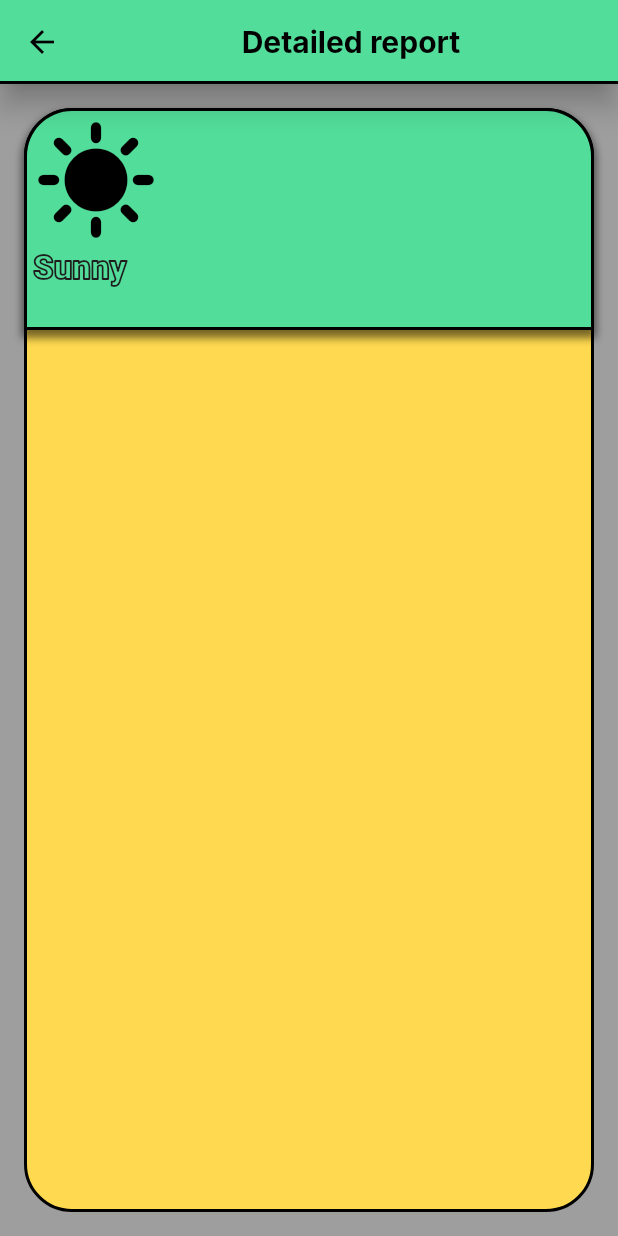
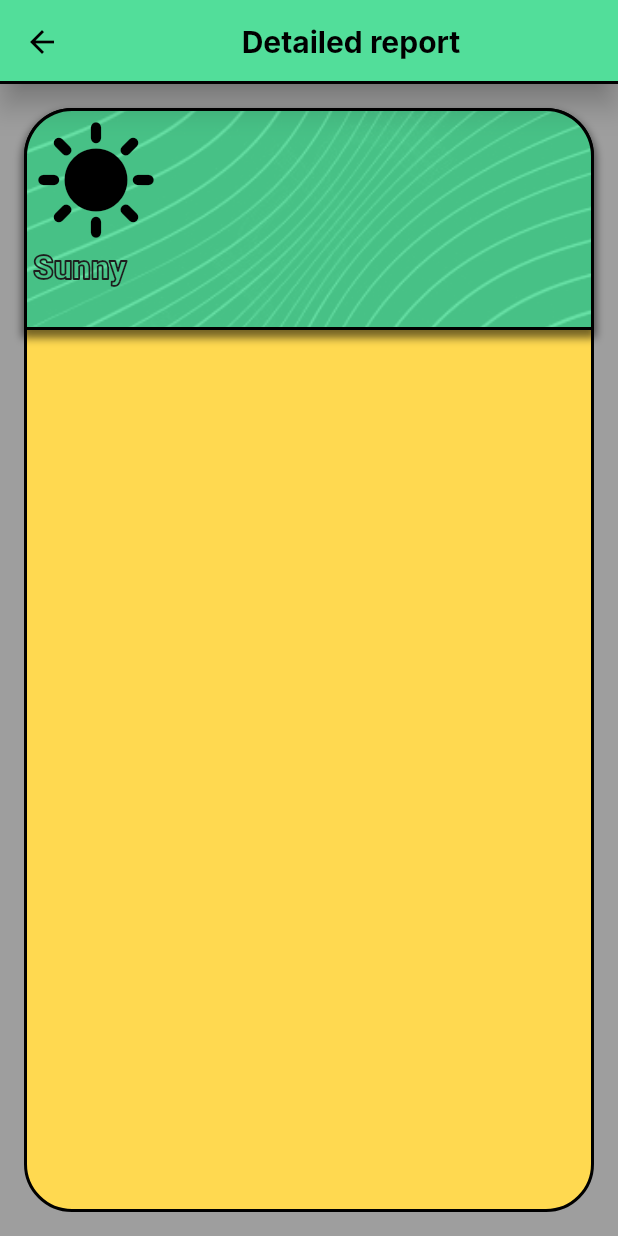
Before and after one commit to vladcto/cartoon-weather, a Flutter app: the screen it shows after launch, after a tap on "21/18 C", on a phone screen of 412 x 824 dp. Run offline on Flutter 3.47's test engine with Material 2 defaults, Android fonts, the phone set to English and light mode, and no system bars; missing offline and left inert: charts_painter; Roboto replaces fonts that are missing (Inter).

Commit message:
Добавил темы для изображений.

```diff
--- a/cartoon_weather/lib/detail_page.dart
+++ b/cartoon_weather/lib/detail_page.dart
@@ -1,3 +1,4 @@
+import 'package:cartoon_weather/theme_images.dart';
 import 'package:flutter/material.dart';
 
 class DetailPage extends StatelessWidget {
@@ -5,7 +6,9 @@ class DetailPage extends StatelessWidget {
 
   @override
   Widget build(BuildContext context) {
+    ThemeImages themeImages = Theme.of(context).extension<ThemeImages>()!;
     var curTheme = Theme.of(context);
+
     return Scaffold(
       appBar: AppBar(
         title: const Center(
@@ -57,6 +60,7 @@ class DetailPage extends StatelessWidget {
                       width: double.infinity,
                       decoration: BoxDecoration(
                         color: curTheme.colorScheme.primary,
+                        image: themeImages.backgroundPrimaryImage,
                         borderRadius: const BorderRadius.vertical(
                           top: Radius.circular(32),
                         ),
--- a/cartoon_weather/lib/main.dart
+++ b/cartoon_weather/lib/main.dart
@@ -2,6 +2,7 @@ import 'package:cartoon_weather/bottom_bar.dart';
 import 'package:cartoon_weather/detail_page.dart';
 import 'package:cartoon_weather/main_page_separator.dart';
 import 'package:cartoon_weather/small_weather_card.dart';
+import 'package:cartoon_weather/theme_images.dart';
 import 'package:flutter/material.dart';
 import 'main_weather_card.dart';
 import 'package:charts_painter/chart.dart';
@@ -38,8 +39,11 @@ class HomePage extends StatelessWidget {
             ..strokeWidth = 1.3
             ..strokeJoin = StrokeJoin.round
             ..color = Color.fromARGB(255, 30, 30, 30),
-        )),
-  );
+        ),
+      ),
+      extensions: const [
+        ThemeImages.basic,
+      ]);
 
   static const List<Widget> smallBroadcastsTest = [
     SmallWeatherCard("12 Sep", "21/17 C"),
@@ -53,6 +57,7 @@ class HomePage extends StatelessWidget {
 
   @override
   Widget build(BuildContext context) {
+    ThemeImages themeImages = Theme.of(context).extension<ThemeImages>()!;
     return Scaffold(
       appBar: AppBar(
         title: const Center(
@@ -73,12 +78,7 @@ class HomePage extends StatelessWidget {
         children: [
           Container(
             decoration: BoxDecoration(
-              image: DecorationImage(
-                image: const AssetImage("assets/images/background.jpg"),
-                fit: BoxFit.fill,
-                colorFilter: ColorFilter.matrix(blackWhiteColorMatrix),
-                opacity: 0.15,
-              ),
+              image: themeImages.backgroundMenuImage,
             ),
             child: Column(
               mainAxisAlignment: MainAxisAlignment.start,
--- a/cartoon_weather/lib/main_weather_card.dart
+++ b/cartoon_weather/lib/main_weather_card.dart
@@ -1,3 +1,4 @@
+import 'package:cartoon_weather/theme_images.dart';
 import 'package:flutter/material.dart';
 import 'dart:developer' as developer;
 
@@ -6,6 +7,7 @@ class MainWeatherCard extends StatelessWidget {
 
   @override
   Widget build(BuildContext context) {
+    ThemeImages themeImages = Theme.of(context).extension<ThemeImages>()!;
     return SizedBox(
       height: 200,
       child: GestureDetector(
@@ -71,6 +73,7 @@ class MainWeatherCard extends StatelessWidget {
                 height: double.infinity,
                 decoration: BoxDecoration(
                   color: Theme.of(context).colorScheme.primary,
+                  image: themeImages.backgroundPrimaryImage,
                   borderRadius: const BorderRadius.only(
                     topLeft: Radius.circular(16),
                     topRight: Radius.circular(0),
--- a/cartoon_weather/lib/small_weather_card.dart
+++ b/cartoon_weather/lib/small_weather_card.dart
@@ -1,3 +1,4 @@
+import 'package:cartoon_weather/theme_images.dart';
 import 'package:flutter/material.dart';
 
 class SmallWeatherCard extends StatelessWidget {
@@ -6,6 +7,7 @@ class SmallWeatherCard extends StatelessWidget {
 
   @override
   Widget build(BuildContext context) {
+    ThemeImages themeImages = Theme.of(context).extension<ThemeImages>()!;
     return SizedBox(
       width: 112,
       child: Column(
@@ -80,6 +82,7 @@ class SmallWeatherCard extends StatelessWidget {
             width: double.infinity,
             decoration: BoxDecoration(
               color: Theme.of(context).colorScheme.primary,
+              image: themeImages.backgroundPrimaryImage,
               borderRadius: BorderRadius.circular(100),
               border: Border.all(
                 color: Colors.black,
--- /dev/null
+++ b/cartoon_weather/lib/theme_images.dart
@@ -0,0 +1,49 @@
+import 'package:flutter/material.dart';
+
+class ThemeImages extends ThemeExtension<ThemeImages> {
+  static const List<double> blackWhiteColorMatrix = [
+    ...[0.21, 0.71, 0.06, 0, 150],
+    ...[0.21, 0.71, 0.06, 0, 150],
+    ...[0.21, 0.71, 0.06, 0, 150],
+    ...[0, 0, 0, 1, 0],
+  ];
+
+  static const ThemeImages basic = ThemeImages(
+    backgroundMenuImage: DecorationImage(
+      image: AssetImage("assets/images/background.jpg"),
+      fit: BoxFit.fill,
+      colorFilter: ColorFilter.matrix(blackWhiteColorMatrix),
+      opacity: 0.15,
+    ),
+    backgroundPrimaryImage: DecorationImage(
+      image: AssetImage("assets/images/white_lines_background.jpg"),
+      opacity: 0.13,
+      scale: 0.85,
+      fit: BoxFit.none,
+    ),
+  );
+
+  final DecorationImage backgroundPrimaryImage;
+  final DecorationImage backgroundMenuImage;
+
+  const ThemeImages(
+      {required this.backgroundMenuImage, required this.backgroundPrimaryImage});
+
+  @override
+  ThemeExtension<ThemeImages> lerp(
+      covariant ThemeExtension<ThemeImages>? other, double t) {
+    // TODO: implement lerp
+    throw UnimplementedError();
+  }
+
+  @override
+  ThemeExtension<ThemeImages> copyWith({
+    DecorationImage? backgroundPrimaryImage,
+    DecorationImage? backgroundMenuImage,
+  }) {
+    return ThemeImages(
+        backgroundMenuImage: backgroundMenuImage ?? this.backgroundMenuImage,
+        backgroundPrimaryImage:
+            backgroundPrimaryImage ?? this.backgroundPrimaryImage);
+  }
+}
```
Also changed, not shown: cartoon_weather/assets/images/white_lines_background.jpg (added). Lines whose indentation alone changed are shown as unchanged.
